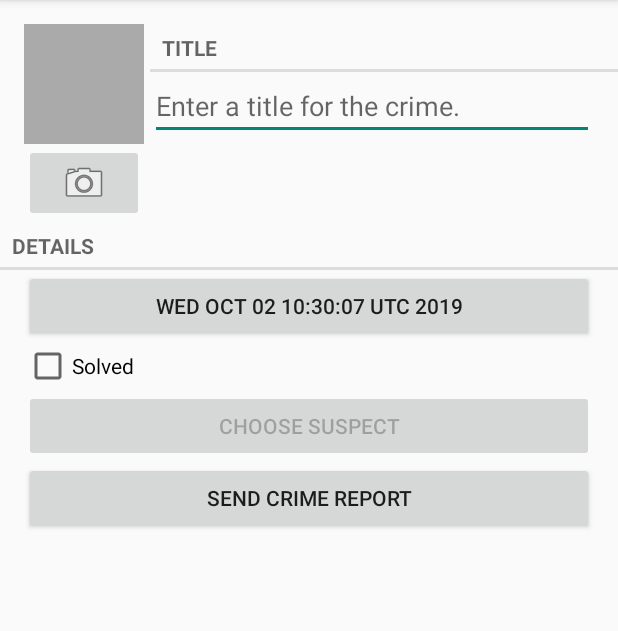
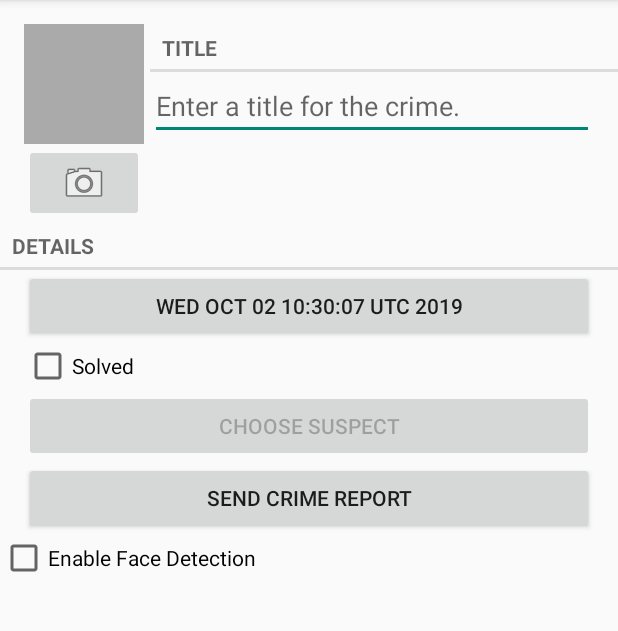
Before and after one commit to bot15498/CS528_Project2, an Android app: the CrimeFragment screen opened directly, with no data from a screen before it, on a phone screen of 412 x 824 dp, the part 84-715 px from its top. Run offline under Robolectric (Android 15) with nearby library versions, the phone set to English and light mode, and no system bars.

Commit message:
added face detection enabled on checkbox selected and modularized the methods

```diff
--- a/app/src/main/java/com/bignerdranch/android/criminalintent/CrimeFragment.java
+++ b/app/src/main/java/com/bignerdranch/android/criminalintent/CrimeFragment.java
@@ -49,6 +49,8 @@ public class CrimeFragment extends Fragment {
     private Button mSuspectButton;
     private ImageButton mPhotoButton;
     private ImageView mPhotoView;
+    private CheckBox mFaceDetectCheckbox;
+    private boolean yesDetect;
 
     private String photoFilePath;
 
@@ -123,6 +125,15 @@ public class CrimeFragment extends Fragment {
             }
         });
 
+        mFaceDetectCheckbox = (CheckBox) v.findViewById(R.id.checkBox);
+        mFaceDetectCheckbox.setChecked(false);
+        mFaceDetectCheckbox.setOnCheckedChangeListener(new OnCheckedChangeListener() {
+            @Override
+            public void onCheckedChanged(CompoundButton buttonView, boolean isChecked) {
+                yesDetect = isChecked;
+            }
+        });
+
         mReportButton = (Button)v.findViewById(R.id.crime_report);
         mReportButton.setOnClickListener(new View.OnClickListener() {
             public void onClick(View v) {
@@ -184,6 +195,7 @@ public class CrimeFragment extends Fragment {
                 if (photoFilePath != null) {
                     Intent intent = new Intent(getActivity(), PreviewActivity.class);
                     intent.putExtra("photoFilePath", photoFilePath);
+                    intent.putExtra("yesFD", yesDetect);
                     startActivity(intent);
                 }
             }
--- a/app/src/main/res/layout-land/fragment_crime.xml
+++ b/app/src/main/res/layout-land/fragment_crime.xml
@@ -52,6 +52,12 @@
             android:layout_weight="1"
             android:text="@string/crime_report_text"
             />
+
+        <CheckBox
+            android:id="@+id/checkBox"
+            android:layout_width="match_parent"
+            android:layout_height="wrap_content"
+            android:text="Enable Face Detection" />
     </LinearLayout>
 
 </LinearLayout>
--- a/app/src/main/res/layout/fragment_crime.xml
+++ b/app/src/main/res/layout/fragment_crime.xml
@@ -34,6 +34,7 @@
         android:layout_marginRight="16dp"
         android:text="@string/crime_suspect_text"
         />
+
     <Button
         android:id="@+id/crime_report"
         android:layout_width="match_parent"
@@ -43,4 +44,10 @@
         android:text="@string/crime_report_text"
         />
 
+    <CheckBox
+        android:id="@+id/checkBox"
+        android:layout_width="wrap_content"
+        android:layout_height="wrap_content"
+        android:text="Enable Face Detection" />
+
 </LinearLayout>
```
Also changed, not shown: app/src/main/java/com/bignerdranch/android/criminalintent/PreviewActivity.java (+12 -4 lines).
